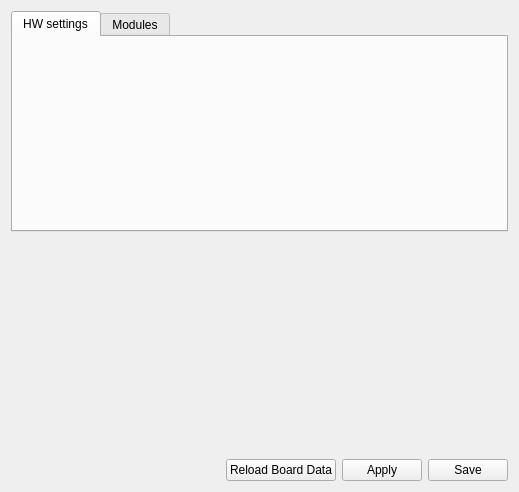
This is ground/gcs/src/plugins/config/defaulthwsettings.ui in TauLabs/TauLabs as Qt 5 draws it before an edit. The edited form follows.
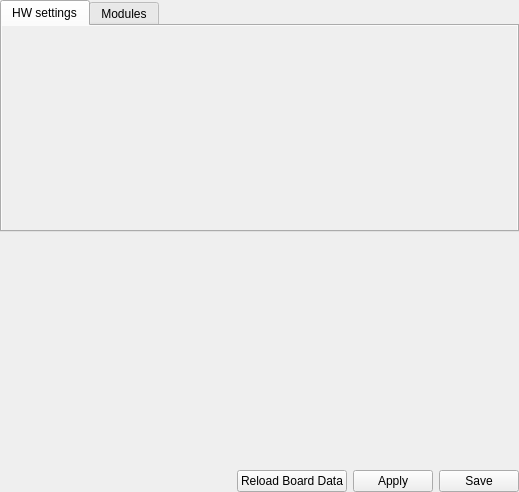
This is the edited form. Icons and pictures are not drawn.

Commit message: Embed default hardware widget in a scroll area.

Patch:
```diff
--- a/ground/gcs/src/plugins/config/defaulthwsettings.ui
+++ b/ground/gcs/src/plugins/config/defaulthwsettings.ui
@@ -14,6 +14,9 @@
    <string>Form</string>
   </property>
   <layout class="QVBoxLayout" name="verticalLayout">
+   <property name="margin">
+    <number>0</number>
+   </property>
    <item>
     <widget class="QTabWidget" name="tabWidget">
      <property name="currentIndex">
@@ -28,7 +31,25 @@
         <number>0</number>
        </property>
        <item row="0" column="0">
-        <layout class="QVBoxLayout" name="hardwareLayout"/>
+        <widget class="QScrollArea" name="scrollArea">
+         <property name="frameShape">
+          <enum>QFrame::NoFrame</enum>
+         </property>
+         <property name="widgetResizable">
+          <bool>true</bool>
+         </property>
+         <widget class="QWidget" name="scrollAreaWidgetContents">
+          <property name="geometry">
+           <rect>
+            <x>0</x>
+            <y>0</y>
+            <width>513</width>
+            <height>185</height>
+           </rect>
+          </property>
+          <layout class="QVBoxLayout" name="verticalLayout_2"/>
+         </widget>
+        </widget>
        </item>
       </layout>
      </widget>
```
The commit also changes 1 other file.
